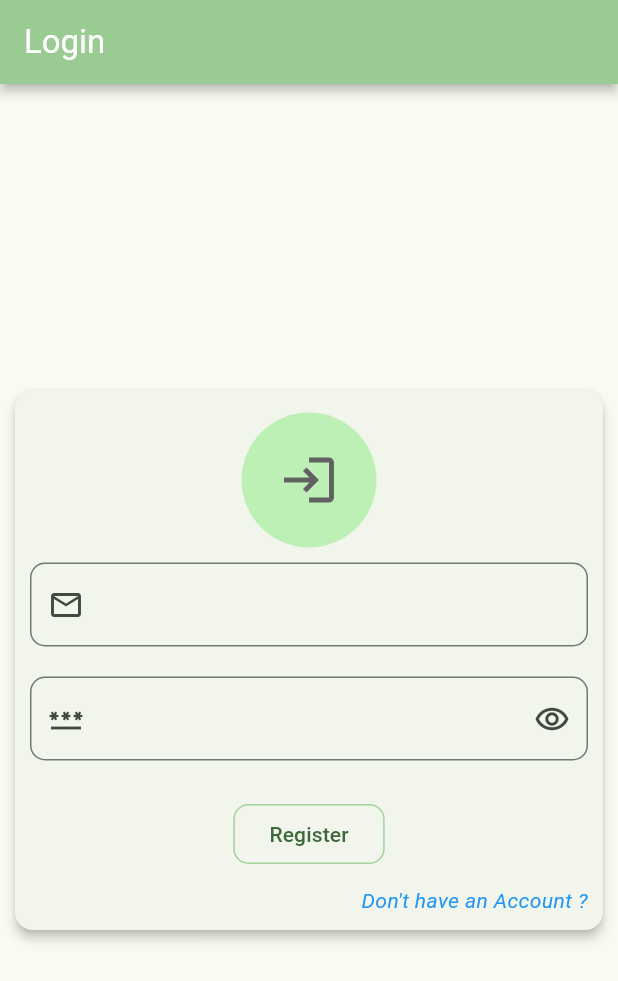
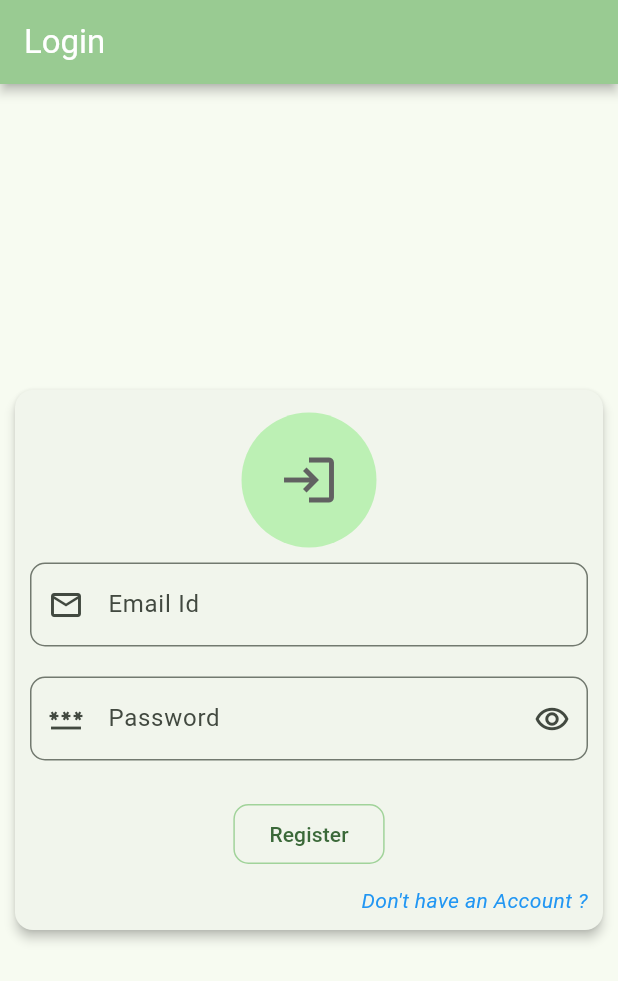
Before and after one commit to gouravpatil70/documents_store_app, a Flutter app: the screen it shows after launch, on a phone screen of 412 x 824 dp. Shown: the top 981 px of the screen. Run offline on Flutter 3.47's test engine with Material 3 defaults, Android fonts, the phone set to English and light mode, and no system bars.

Commit message:
Adding some UI design inside Input Box

```diff
--- a/lib/Screens/login_screen.dart
+++ b/lib/Screens/login_screen.dart
@@ -43,10 +43,10 @@ class _LoginScreenState extends State<LoginScreen> {
 
 
                   //  For Email
-                  const CustomTextFormField(validator: 'Please provide Email Id', icon: Icons.email_outlined, isPasswordField: false),
+                  const CustomTextFormField(validator: 'Please provide Email Id', labelText: 'Email Id', icon: Icons.email_outlined, isPasswordField: false),
 
                   // For Password
-                  const CustomTextFormField(validator: 'Please provide Password', icon: Icons.password_outlined, isPasswordField: true),
+                  const CustomTextFormField(validator: 'Please provide Password', labelText: 'Password', icon: Icons.password_outlined, isPasswordField: true),
 
                   // Register Button
                   Padding(
--- a/lib/Widgets/custom_input_box.dart
+++ b/lib/Widgets/custom_input_box.dart
@@ -3,9 +3,10 @@ import 'package:flutter/material.dart';
 
 class CustomTextFormField extends StatefulWidget {
   final String validator;
+  final String labelText;
   final IconData icon;
   final bool isPasswordField;
-  const CustomTextFormField({super.key, required this.validator, required this.icon, required this.isPasswordField});
+  const CustomTextFormField({super.key, required this.validator, required this.labelText, required this.icon, required this.isPasswordField});
 
   @override
   State<CustomTextFormField> createState() => _CustomTextFormFieldState();
@@ -30,6 +31,7 @@ class _CustomTextFormFieldState extends State<CustomTextFormField> {
           border: OutlineInputBorder(
             borderRadius: BorderRadius.circular(10.0),
           ),
+          labelText: widget.labelText,
           prefixIcon: Icon(widget.icon),
           suffixIcon: widget.isPasswordField != false
           ? GestureDetector(
```
